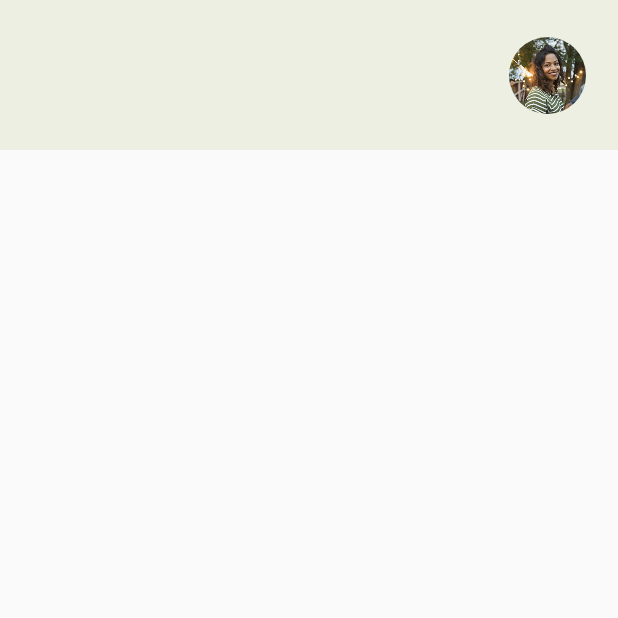
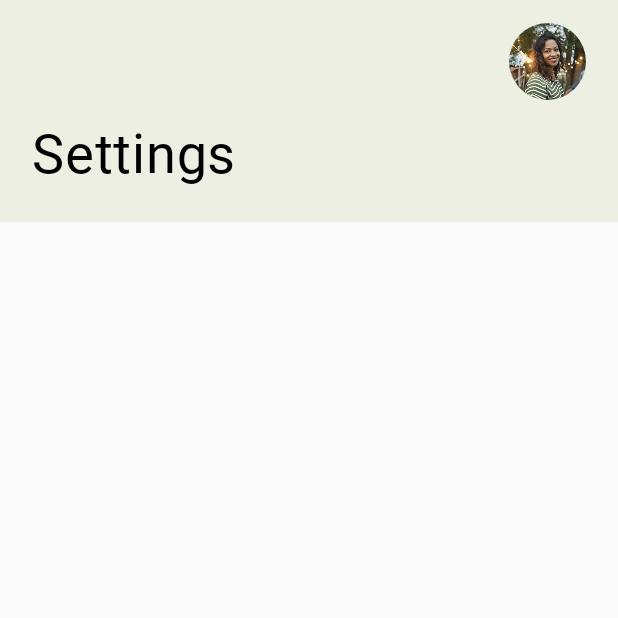
Before and after one commit to xm1ls/MobileDev, an Android app built with Jetpack Compose: the screen it shows after launch (MainActivity), on a phone screen of 412 x 824 dp, the top half of it. Run offline under Robolectric (Android 15) with nearby library versions, the phone set to English and light mode, and no system bars.

Commit message:
add label component

```diff
--- a/app/src/main/java/com/example/settingspage/MainActivity.kt
+++ b/app/src/main/java/com/example/settingspage/MainActivity.kt
@@ -6,23 +6,28 @@ import androidx.activity.compose.setContent
 import androidx.compose.foundation.Image
 import androidx.compose.foundation.background
 import androidx.compose.foundation.layout.Arrangement
+import androidx.compose.foundation.layout.Column
 import androidx.compose.foundation.layout.Row
 import androidx.compose.foundation.layout.fillMaxWidth
-import androidx.compose.foundation.layout.height
 import androidx.compose.foundation.layout.padding
 import androidx.compose.foundation.layout.size
 import androidx.compose.foundation.shape.RoundedCornerShape
 import androidx.compose.material3.MaterialTheme
-import androidx.compose.material3.Surface
+import androidx.compose.material3.Text
 import androidx.compose.runtime.Composable
 import androidx.compose.ui.Alignment
 import androidx.compose.ui.Modifier
 import androidx.compose.ui.draw.clip
 import androidx.compose.ui.graphics.painter.Painter
 import androidx.compose.ui.res.painterResource
+import androidx.compose.ui.text.font.FontFamily
+import androidx.compose.ui.text.font.FontWeight
 import androidx.compose.ui.tooling.preview.Preview
+import androidx.compose.ui.unit.TextUnit
 import androidx.compose.ui.unit.dp
+import androidx.compose.ui.unit.sp
 import com.example.settingspage.ui.theme.SettingsPageTheme
+import com.example.settingspage.ui.theme.robotoFontFamily
 
 class MainActivity : ComponentActivity() {
     override fun onCreate(savedInstanceState: Bundle?) {
@@ -37,6 +42,9 @@ class MainActivity : ComponentActivity() {
 
 @Composable
 fun SettingsPage(modifier: Modifier = Modifier) {
+    Column(
+
+    ) {
         Profile(
             image = painterResource(id = R.drawable.img_avatar),
             imageHorizontalArrangement = Arrangement.End,
@@ -45,10 +53,21 @@ fun SettingsPage(modifier: Modifier = Modifier) {
                 .size(51.dp)
             ,
             bgModifier = Modifier
-            .height(100.dp)
+                .fillMaxWidth()
                 .background(color = MaterialTheme.colorScheme.background)
                 .padding(horizontal = 21.dp, vertical = 15.dp)
         )
+        Label(
+            text = "Settings",
+            fontFamily = robotoFontFamily,
+            fontSize = 36.sp,
+            fontWeight = FontWeight.Normal,
+            textModifier = Modifier
+                .fillMaxWidth()
+                .background(color = MaterialTheme.colorScheme.background)
+                .padding(start = 21.dp, top = 0.dp, end = 21.dp, bottom = 23.dp)
+        )
+    }
 
 }
 
@@ -69,10 +88,32 @@ fun Profile(
             painter = image,
             contentDescription = "Profile Image",
             modifier = imageModifier
-
         )
     }
 }
+
+@Composable
+fun Label(
+    text: String,
+    fontFamily: FontFamily,
+    fontSize: TextUnit,
+    fontWeight: FontWeight,
+    textModifier: Modifier = Modifier,
+    bgModifier: Modifier = Modifier,
+) {
+    Row(
+        modifier = bgModifier
+    ) {
+        Text(
+            text = text,
+            fontFamily = fontFamily,
+            fontSize = fontSize,
+            fontWeight = fontWeight,
+            modifier = textModifier
+        )
+    }
+}
+
 
 @Preview(
     showBackground = true,
```
Lines whose indentation alone changed are shown as unchanged.
